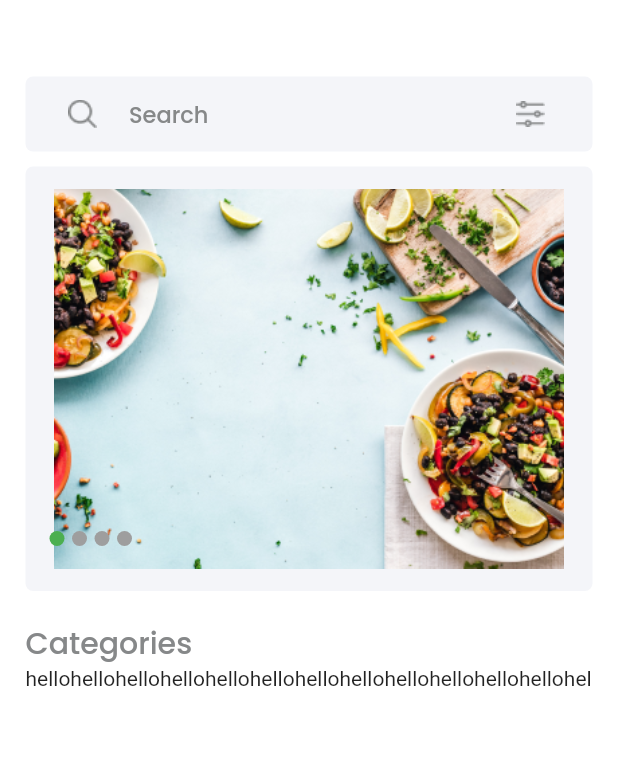
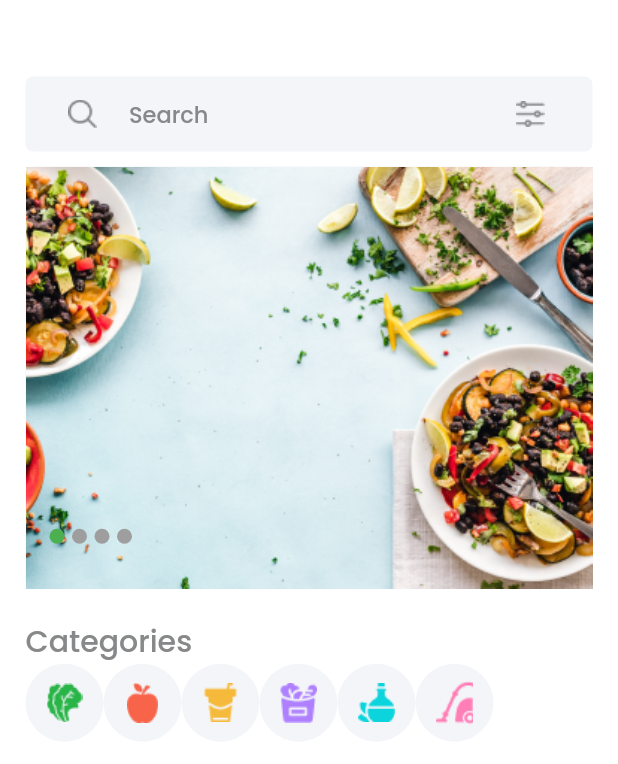
Before and after one commit to hammadkahn/E-Commerce-App, a Flutter app: the Home screen opened directly, on a phone screen of 412 x 824 dp. Shown: the top 764 px of the screen. Run offline on Flutter 3.47's test engine with Material 2 defaults, Android fonts, the phone set to English and light mode, and no system bars; drawn by our look-alikes of carousel_slider, smooth_page_indicator; our stand-ins replace flutter_switch.

Commit message:
home in progress

```diff
--- a/lib/Screens/home.dart
+++ b/lib/Screens/home.dart
@@ -1,8 +1,7 @@
-// import 'dart:html';
-
 import 'package:flutter/Material.dart';
 import 'package:flutter/material.dart';
 import 'package:carousel_slider/carousel_slider.dart';
+import 'package:flutter/rendering.dart';
 import 'package:smooth_page_indicator/smooth_page_indicator.dart';
 
 class Home extends StatefulWidget {
@@ -16,7 +15,7 @@ class _HomeState extends State<Home> {
   Widget buildint() => AnimatedSmoothIndicator(
         activeIndex: activeIndex,
         count: 4,
-        effect: WormEffect(
+        effect: const WormEffect(
           activeDotColor: Colors.green,
           dotColor: Colors.grey,
           dotHeight: 10,
@@ -27,6 +26,8 @@ class _HomeState extends State<Home> {
 
   @override
   Widget build(BuildContext context) {
+    double carouselwidth = MediaQuery.of(context).size.width - 34;
+    double carouselheight = carouselwidth * 283 / 380;
     return SafeArea(
       top: false,
       child: Scaffold(
@@ -43,10 +44,11 @@ class _HomeState extends State<Home> {
                   child: Container(
                     decoration: BoxDecoration(
                         borderRadius: BorderRadius.circular(5),
-                        color: Color(0xffF4F5F9)),
+                        color: const Color(0xffF4F5F9)),
                     child: TextField(
                       decoration: InputDecoration(
-                        contentPadding: EdgeInsets.only(top: 14, bottom: 13),
+                        contentPadding:
+                            const EdgeInsets.only(top: 14, bottom: 13),
                         isDense: true,
                         // fillColor: Colors.white,
                         // filled: true,
@@ -65,7 +67,7 @@ class _HomeState extends State<Home> {
                             height: 20,
                           ),
                         ),
-                        prefix: SizedBox(width: 21),
+                        prefix: const SizedBox(width: 21),
                         suffixIcon: Padding(
                           padding: const EdgeInsets.only(right: 28),
                           child: Image.asset(
@@ -83,9 +85,9 @@ class _HomeState extends State<Home> {
                   child: Container(
                     decoration: BoxDecoration(
                         borderRadius: BorderRadius.circular(5),
-                        color: Color(0xffF4F5F9)),
-                    width: double.infinity,
-                    height: 283,
+                        color: const Color(0xffF4F5F9)),
+                    width: carouselwidth,
+                    height: carouselheight,
                     /* color: Colors.black, */
                     child: Stack(
                       children: [
@@ -97,15 +99,15 @@ class _HomeState extends State<Home> {
                               Image.asset('assets/images/signup.png'),
                             ],
                             options: CarouselOptions(
-                              height: MediaQuery.of(context).size.height,
+                              height: carouselheight,
                               // width: MediaQuery.of(context).size.width,
                               autoPlay: true,
-                              autoPlayInterval: Duration(seconds: 3),
+                              autoPlayInterval: const Duration(seconds: 3),
                               autoPlayAnimationDuration:
-                                  Duration(milliseconds: 800),
+                                  const Duration(milliseconds: 800),
                               autoPlayCurve: Curves.fastOutSlowIn,
                               enlargeCenterPage: true,
-                              viewportFraction: 0.9,
+                              viewportFraction: 1,
                               initialPage: 0,
                               enableInfiniteScroll: true,
                               reverse: false,
@@ -114,7 +116,6 @@ class _HomeState extends State<Home> {
                                 setState(() {
                                   activeIndex = index;
                                 });
-                                print(index);
                               },
                             )),
                         Positioned(
@@ -126,8 +127,8 @@ class _HomeState extends State<Home> {
                     ),
                   ),
                 ),
-                Padding(
-                  padding: const EdgeInsets.only(top: 20),
+                const Padding(
+                  padding: EdgeInsets.only(top: 20),
                   child: Text("Categories",
                       textAlign: TextAlign.left,
                       style: TextStyle(
@@ -138,22 +139,94 @@ class _HomeState extends State<Home> {
                 ),
                 SingleChildScrollView(
                   scrollDirection: Axis.horizontal,
-                  child: Row(children: [
-                    Text("hello"),
-                    Text("hello"),
-                    Text("hello"),
-                    Text("hello"),
-                    Text("hello"),
-                    Text("hello"),
-                    Text("hello"),
-                    Text("hello"),
-                    Text("hello"),
-                    Text("hello"),
-                    Text("hello"),
-                    Text("hello"),
-                    Text("hello"),
-                    Text("hello"),
-                  ]),
+                  child: Row(
+                      mainAxisAlignment: MainAxisAlignment.spaceAround,
+                      children: [
+                        Container(
+                          //1
+                          width: 52,
+                          height: 52,
+                          decoration: BoxDecoration(
+                              color: const Color(0xffF4F5F9),
+                              shape: BoxShape.circle),
+                          child: Column(
+                            mainAxisAlignment: MainAxisAlignment.center,
+                            children: [
+                              Image.asset('assets/images/veg.png'),
+                            ],
+                          ),
+                        ),
+                        Container(
+                          //1
+                          width: 52,
+                          height: 52,
+                          decoration: BoxDecoration(
+                              color: const Color(0xffF4F5F9),
+                              shape: BoxShape.circle),
+                          child: Column(
+                            mainAxisAlignment: MainAxisAlignment.center,
+                            children: [
+                              Image.asset('assets/images/fruit.png'),
+                            ],
+                          ),
+                        ),
+                        Container(
+                          //1
+                          width: 52,
+                          height: 52,
+                          decoration: BoxDecoration(
+                              color: const Color(0xffF4F5F9),
+                              shape: BoxShape.circle),
+                          child: Column(
+                            mainAxisAlignment: MainAxisAlignment.center,
+                            children: [
+                              Image.asset('assets/images/bev.png'),
+                            ],
+                          ),
+                        ),
+                        Container(
+                          //1
+                          width: 52,
+                          height: 52,
+                          decoration: BoxDecoration(
+                              color: const Color(0xffF4F5F9),
+                              shape: BoxShape.circle),
+                          child: Column(
+                            mainAxisAlignment: MainAxisAlignment.center,
+                            children: [
+                              Image.asset('assets/images/grocery.png'),
+                            ],
+                          ),
+                        ),
+                        Container(
+                          //1
+                          width: 52,
+                          height: 52,
+                          decoration: BoxDecoration(
+                              color: const Color(0xffF4F5F9),
+                              shape: BoxShape.circle),
+                          child: Column(
+                            mainAxisAlignment: MainAxisAlignment.center,
+                            children: [
+                              Image.asset('assets/images/oil.png'),
+                            ],
+                          ),
+                        ),
+                        Container(
+                          //1
+                          width: 52,
+                          height: 52,
+                          decoration: BoxDecoration(
+                              color: const Color(0xffF4F5F9),
+                              shape: BoxShape.circle),
+                          child: Column(
+                            mainAxisAlignment: MainAxisAlignment.center,
+                            children: [
+                              Image.asset('assets/images/hold.png'),
+                            ],
+                          ),
+                        ),
+                      ]),
                 ),
               ],
             ),
```
Also changed, not shown: assets/images/bev.png (added), assets/images/fruit.png (added), assets/images/grocery.png (added), assets/images/hold.png (added), assets/images/oil.png (added), assets/images/veg.png (added).
